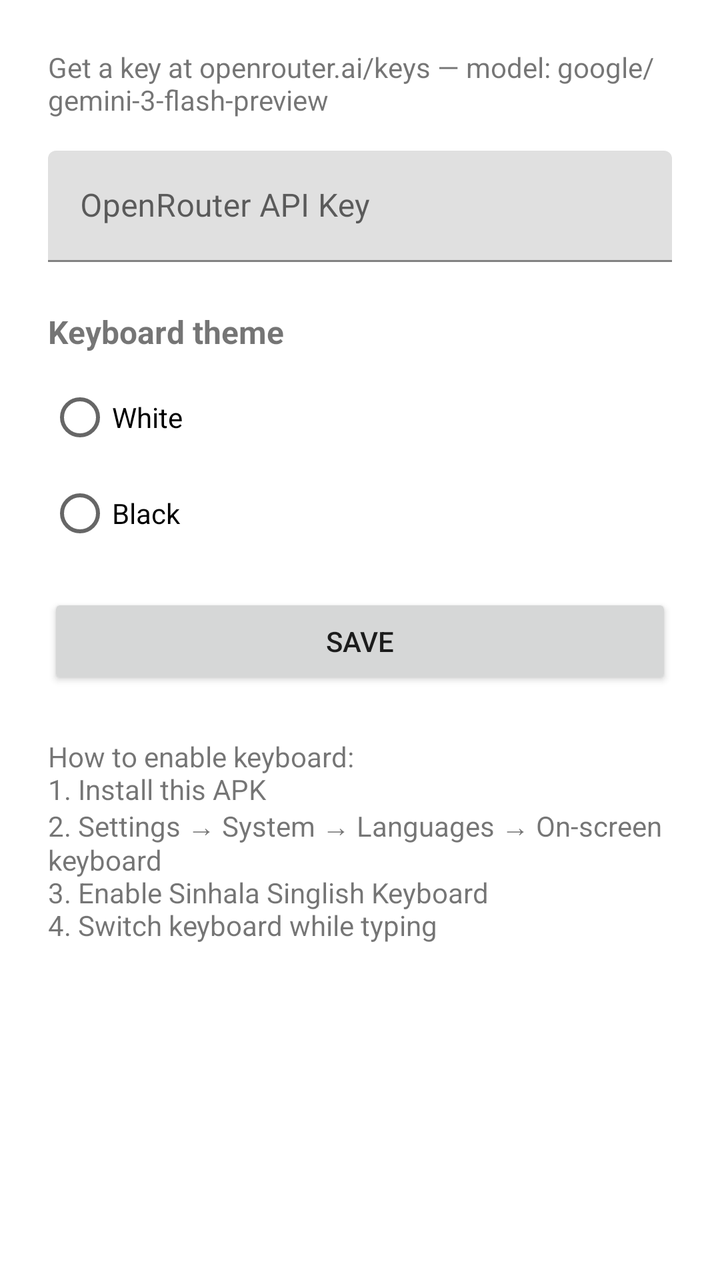
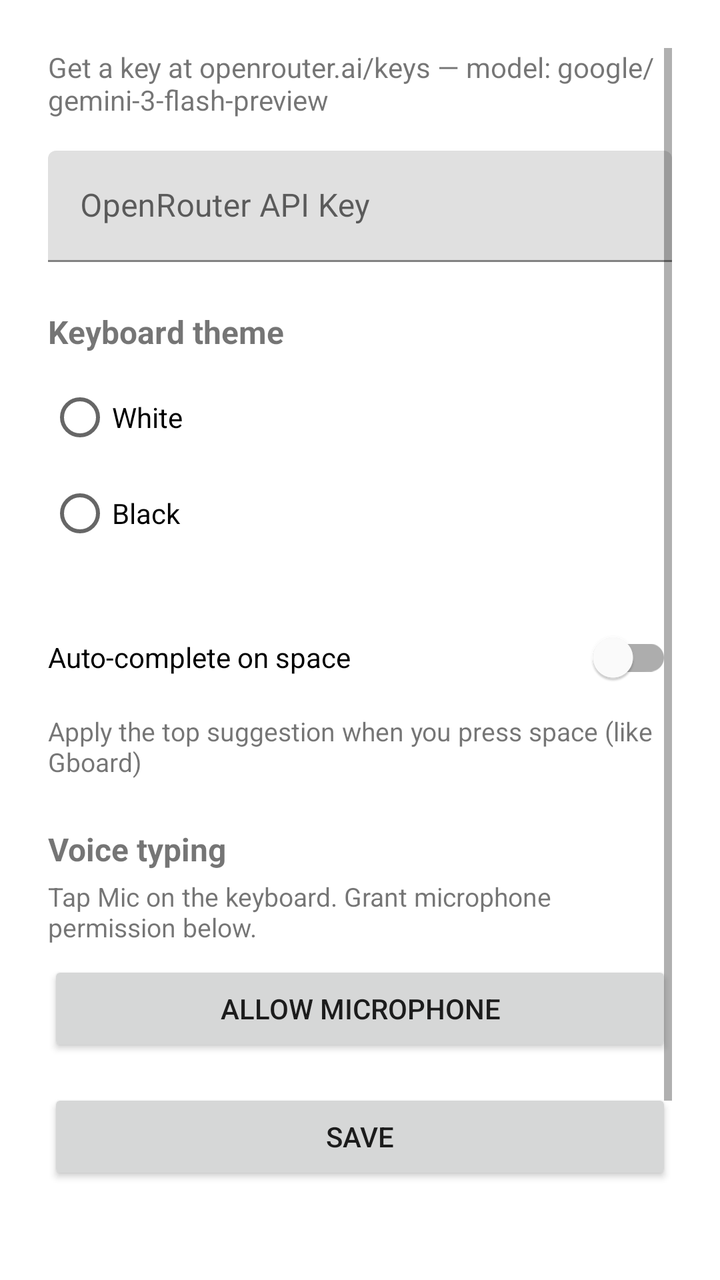

Before-and-after screenshots of an Android layout around one commit, followed by the original layout XML and the change that was made.
<!-- AndroidManifest.xml: application theme Theme.SinhalaKeyboard -->
<!-- res/layout/activity_settings.xml -->
<?xml version="1.0" encoding="utf-8"?>
<ScrollView xmlns:android="http://schemas.android.com/apk/res/android"
    android:layout_width="match_parent"
    android:layout_height="match_parent"
    android:padding="24dp">

    <LinearLayout
        android:layout_width="match_parent"
        android:layout_height="wrap_content"
        android:orientation="vertical">

        <TextView
            android:layout_width="match_parent"
            android:layout_height="wrap_content"
            android:text="@string/openrouter_info"
            android:textSize="14sp" />

        <com.google.android.material.textfield.TextInputLayout
            android:layout_width="match_parent"
            android:layout_height="wrap_content"
            android:layout_marginTop="16dp"
            android:hint="@string/api_key_hint">

            <com.google.android.material.textfield.TextInputEditText
                android:id="@+id/apiKeyInput"
                android:layout_width="match_parent"
                android:layout_height="wrap_content"
                android:inputType="textPassword" />
        </com.google.android.material.textfield.TextInputLayout>

        <TextView
            android:layout_width="match_parent"
            android:layout_height="wrap_content"
            android:layout_marginTop="24dp"
            android:text="@string/theme_title"
            android:textSize="16sp"
            android:textStyle="bold" />

        <RadioGroup
            android:id="@+id/themeGroup"
            android:layout_width="match_parent"
            android:layout_height="wrap_content"
            android:layout_marginTop="8dp"
            android:orientation="vertical">

            <RadioButton
                android:id="@+id/themeWhite"
                android:layout_width="match_parent"
                android:layout_height="wrap_content"
                android:text="@string/theme_white" />

            <RadioButton
                android:id="@+id/themeBlack"
                android:layout_width="match_parent"
                android:layout_height="wrap_content"
                android:text="@string/theme_black" />
        </RadioGroup>

        <Button
            android:id="@+id/btnSave"
            android:layout_width="match_parent"
            android:layout_height="wrap_content"
            android:layout_marginTop="16dp"
            android:text="@string/save" />

        <TextView
            android:layout_width="match_parent"
            android:layout_height="wrap_content"
            android:layout_marginTop="24dp"
            android:text="How to enable keyboard:\n1. Install this APK\n2. Settings → System → Languages → On-screen keyboard\n3. Enable Sinhala Singlish Keyboard\n4. Switch keyboard while typing"
            android:textSize="14sp" />
    </LinearLayout>
</ScrollView>
<!-- resources referenced by this layout -->
<resources>
  <string name="api_key_hint">OpenRouter API Key</string>
  <string name="openrouter_info">Get a key at openrouter.ai/keys — model: google/gemini-3-flash-preview</string>
  <string name="save">Save</string>
  <string name="theme_black">Black</string>
  <string name="theme_title">Keyboard theme</string>
  <string name="theme_white">White</string>
  <style name="Theme.SinhalaKeyboard" parent="Theme.MaterialComponents.DayNight.DarkActionBar" />
</resources>

<!-- the commit's change to res/layout/activity_settings.xml (unified diff, before → after) -->
@@ -56,6 +56,42 @@
                 android:text="@string/theme_black" />
         </RadioGroup>
 
+        <com.google.android.material.switchmaterial.SwitchMaterial
+            android:id="@+id/switchAutoCorrect"
+            android:layout_width="match_parent"
+            android:layout_height="wrap_content"
+            android:layout_marginTop="24dp"
+            android:text="@string/auto_correct_title" />
+
+        <TextView
+            android:layout_width="match_parent"
+            android:layout_height="wrap_content"
+            android:layout_marginTop="4dp"
+            android:text="@string/auto_correct_summary"
+            android:textSize="13sp" />
+
+        <TextView
+            android:layout_width="match_parent"
+            android:layout_height="wrap_content"
+            android:layout_marginTop="24dp"
+            android:text="@string/mic_settings_title"
+            android:textSize="16sp"
+            android:textStyle="bold" />
+
+        <TextView
+            android:layout_width="match_parent"
+            android:layout_height="wrap_content"
+            android:layout_marginTop="4dp"
+            android:text="@string/mic_settings_summary"
+            android:textSize="13sp" />
+
+        <Button
+            android:id="@+id/btnMicPermission"
+            android:layout_width="match_parent"
+            android:layout_height="wrap_content"
+            android:layout_marginTop="8dp"
+            android:text="@string/grant_mic" />
+
         <Button
             android:id="@+id/btnSave"
             android:layout_width="match_parent"
<!-- resource entries referenced after the edit -->
@@ -1,6 +1,11 @@
 <!-- resources referenced by this layout -->
 <resources>
   <string name="api_key_hint">OpenRouter API Key</string>
+  <string name="auto_correct_summary">Apply the top suggestion when you press space (like Gboard)</string>
+  <string name="auto_correct_title">Auto-complete on space</string>
+  <string name="grant_mic">Allow microphone</string>
+  <string name="mic_settings_summary">Tap Mic on the keyboard. Grant microphone permission below.</string>
+  <string name="mic_settings_title">Voice typing</string>
   <string name="openrouter_info">Get a key at openrouter.ai/keys — model: google/gemini-3-flash-preview</string>
   <string name="save">Save</string>
   <string name="theme_black">Black</string>
